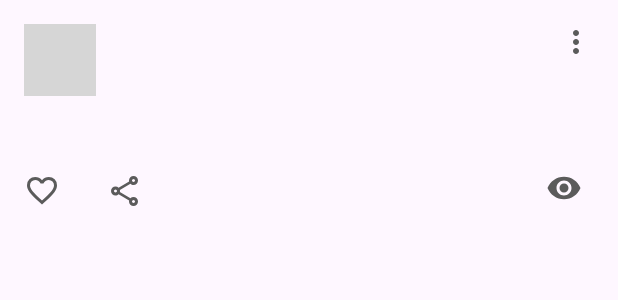
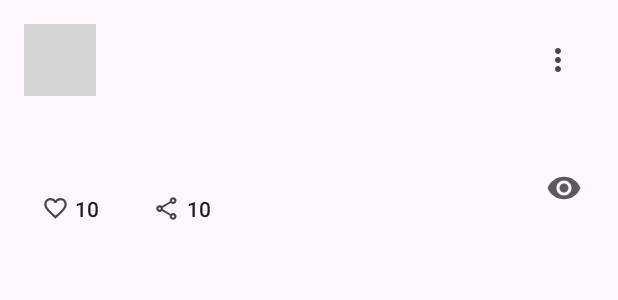
Before and after one commit to Lileput/HWAndroid-1.1, an Android app: the layout card_post.xml on its own in the app's theme, with its tools: preview values and no code run, on a phone screen of 412 x 824 dp. Shown: the top 300 px of the screen. Run offline under Robolectric (Android 15) with nearby library versions, the phone set to English and light mode, and no system bars; grey boxes are pictures that could not be loaded.

Commit message:
add Material Design

```diff
--- a/app/src/main/java/ru/netology/nmedia/adapter/PostAdapter.kt
+++ b/app/src/main/java/ru/netology/nmedia/adapter/PostAdapter.kt
@@ -44,13 +44,12 @@ class PostViewHolder(
             published.text = post.published
             content.text = post.content
             countEyes.text = ShortNumberFormatter.format(post.views)
-            countLikes.text = ShortNumberFormatter.format(post.likes)
-            countReposts.text = ShortNumberFormatter.format(post.share)
-            if (post.likeByMe) {
-                likes.setImageResource(R.drawable.ic_liked_red_24)
-            } else {
-                likes.setImageResource(R.drawable.ic_outline_like_24)
-            }
+            likes.text = ShortNumberFormatter.format(post.likes)
+            reposts.text = ShortNumberFormatter.format(post.share)
+
+            likes.isChecked = post.likeByMe
+            reposts.isChecked = post.shareByMe
+
             likes.setOnClickListener {
                 onInteractionListener.like(post)
             }
@@ -62,15 +61,17 @@ class PostViewHolder(
                 PopupMenu(it.context, it).apply {
                     inflate(R.menu.menu_post)
                     setOnMenuItemClickListener { item ->
-                        when(item.itemId) {
+                        when (item.itemId) {
                             R.id.remove -> {
                                 onInteractionListener.remove(post)
                                 true
                             }
+
                             R.id.edit -> {
                                 onInteractionListener.edit(post)
                                 true
                             }
+
                             else -> false
                         }
                     }
--- a/app/src/main/java/ru/netology/nmedia/dto/Post.kt
+++ b/app/src/main/java/ru/netology/nmedia/dto/Post.kt
@@ -9,4 +9,5 @@ data class Post(
     val share: Int = 0,
     val views: Int = 0,
     val likeByMe: Boolean = false,
+    val shareByMe: Boolean = false,
 )
--- a/app/src/main/java/ru/netology/nmedia/repository/PostRepositoryInMemory.kt
+++ b/app/src/main/java/ru/netology/nmedia/repository/PostRepositoryInMemory.kt
@@ -102,7 +102,12 @@ class PostRepositoryInMemory : PostRepository {
         posts = posts.map { post ->
             if (post.id == id) {
                 post.copy(
-                    share = post.share + 1
+                    shareByMe = !post.shareByMe,
+                    share = if (post.shareByMe) {
+                        post.share - 1
+                    } else {
+                        post.share + 1
+                    }
                 )
             } else {
                 post
--- /dev/null
+++ b/app/src/main/res/color/like_color.xml
@@ -0,0 +1,5 @@
+<?xml version="1.0" encoding="utf-8"?>
+<selector xmlns:android="http://schemas.android.com/apk/res/android">
+    <item android:color="#ff0000" android:state_checked="true"/>
+    <item android:color="?attr/colorControlNormal"/>
+</selector>
--- /dev/null
+++ b/app/src/main/res/color/share_color.xml
@@ -0,0 +1,5 @@
+<?xml version="1.0" encoding="utf-8"?>
+<selector xmlns:android="http://schemas.android.com/apk/res/android">
+    <item android:color="#0000ff" android:state_checked="true"/>
+    <item android:color="?attr/colorControlNormal"/>
+</selector>
--- /dev/null
+++ b/app/src/main/res/drawable/ic_baseline_more_vert_24.xml
@@ -0,0 +1,5 @@
+<vector xmlns:android="http://schemas.android.com/apk/res/android" android:height="24dp" android:tint="#0000FF" android:viewportHeight="24" android:viewportWidth="24" android:width="24dp">
+
+    <path android:fillColor="@android:color/white" android:pathData="M12,8c1.1,0 2,-0.9 2,-2s-0.9,-2 -2,-2 -2,0.9 -2,2 0.9,2 2,2zM12,10c-1.1,0 -2,0.9 -2,2s0.9,2 2,2 2,-0.9 2,-2 -0.9,-2 -2,-2zM12,16c-1.1,0 -2,0.9 -2,2s0.9,2 2,2 2,-0.9 2,-2 -0.9,-2 -2,-2z"/>
+
+</vector>
--- /dev/null
+++ b/app/src/main/res/drawable/ic_share_blue_24.xml
@@ -0,0 +1,5 @@
+<vector xmlns:android="http://schemas.android.com/apk/res/android" android:height="24dp" android:tint="#0000FF" android:viewportHeight="24" android:viewportWidth="24" android:width="24dp">
+
+    <path android:fillColor="@android:color/white" android:pathData="M18,16.08c-0.76,0 -1.44,0.3 -1.96,0.77L8.91,12.7c0.05,-0.23 0.09,-0.46 0.09,-0.7s-0.04,-0.47 -0.09,-0.7l7.05,-4.11c0.54,0.5 1.25,0.81 2.04,0.81 1.66,0 3,-1.34 3,-3s-1.34,-3 -3,-3 -3,1.34 -3,3c0,0.24 0.04,0.47 0.09,0.7L8.04,9.81C7.5,9.31 6.79,9 6,9c-1.66,0 -3,1.34 -3,3s1.34,3 3,3c0.79,0 1.5,-0.31 2.04,-0.81l7.12,4.16c-0.05,0.21 -0.08,0.43 -0.08,0.65 0,1.61 1.31,2.92 2.92,2.92 1.61,0 2.92,-1.31 2.92,-2.92s-1.31,-2.92 -2.92,-2.92z"/>
+
+</vector>
--- /dev/null
+++ b/app/src/main/res/drawable/like_selector.xml
@@ -0,0 +1,5 @@
+<?xml version="1.0" encoding="utf-8"?>
+<selector xmlns:android="http://schemas.android.com/apk/res/android">
+    <item android:drawable="@drawable/ic_liked_red_24" android:state_checked="true"/>
+    <item android:drawable="@drawable/ic_outline_like_24"/>
+</selector>
--- /dev/null
+++ b/app/src/main/res/drawable/share_selector.xml
@@ -0,0 +1,5 @@
+<?xml version="1.0" encoding="utf-8"?>
+<selector xmlns:android="http://schemas.android.com/apk/res/android">
+    <item android:drawable="@drawable/ic_share_blue_24" android:state_checked="true"/>
+    <item android:drawable="@drawable/ic_outline_share_24"/>
+</selector>
--- a/app/src/main/res/layout/card_post.xml
+++ b/app/src/main/res/layout/card_post.xml
@@ -43,15 +43,25 @@
         app:layout_constraintTop_toBottomOf="@id/author"
         tools:text="@sample/posts.json/data/published" />
 
-    <ImageButton
+    <com.google.android.material.button.MaterialButton
         android:id="@+id/menu"
-        android:layout_width="wrap_content"
-        android:layout_height="wrap_content"
-        android:background="@android:color/transparent"
+        style="@style/Widget.AppTheme.OptionButton"
+        android:layout_width="48dp"
+        android:layout_height="48dp"
+        android:minWidth="0dp"
+        android:minHeight="0dp"
+        android:insetTop="0dp"
+        android:insetBottom="0dp"
         android:contentDescription="TODO"
+        app:icon="@drawable/ic_more_vert_24"
+        app:iconPadding="0dp"
+        app:iconGravity="textStart"
+        app:iconSize="24dp"
+        app:backgroundTint="?attr/colorSurface"
+        app:rippleColor="@color/blueaqua"
+        app:cornerRadius="20dp"
         app:layout_constraintEnd_toEndOf="parent"
-        app:layout_constraintTop_toTopOf="parent"
-        app:srcCompat="@drawable/ic_more_vert_24" />
+        app:layout_constraintTop_toTopOf="parent" />
 
     <androidx.constraintlayout.widget.Barrier
         android:id="@+id/barrierHeader"
@@ -75,50 +85,37 @@
         app:barrierDirection="bottom"
         app:constraint_referenced_ids="content" />
 
-    <ImageButton
+    <com.google.android.material.button.MaterialButton
         android:id="@+id/likes"
+        style="@style/Widget.AppTheme.LikeButton"
+        android:minWidth="0dp"
         android:layout_width="wrap_content"
         android:layout_height="wrap_content"
         android:layout_marginVertical="@dimen/common_margin"
         android:layout_marginTop="@dimen/common_margin"
-        android:background="@android:color/transparent"
+        app:icon="@drawable/like_selector"
         android:contentDescription="TODO"
+        android:checkable="true"
         app:layout_constraintStart_toStartOf="parent"
+        app:iconPadding="4dp"
         app:layout_constraintTop_toBottomOf="@id/barrierFooter"
-        app:srcCompat="@drawable/ic_outline_like_24" />
+        tools:text="10"/>
 
-    <TextView
-        android:id="@+id/countLikes"
+    <com.google.android.material.button.MaterialButton
+        android:id="@+id/reposts"
+        style="@style/Widget.AppTheme.ShareButton"
+        android:minWidth="0dp"
         android:layout_width="wrap_content"
         android:layout_height="wrap_content"
         android:layout_marginVertical="@dimen/common_margin"
         android:layout_marginStart="8dp"
-        android:text=""
-        app:layout_constraintBottom_toBottomOf="@id/likes"
+        android:contentDescription="TODO"
+        android:checkable="true"
+        app:icon="@drawable/share_selector"
+        app:iconPadding="4dp"
         app:layout_constraintStart_toEndOf="@id/likes"
-        app:layout_constraintTop_toTopOf="@id/likes" />
-
-    <ImageButton
-        android:id="@+id/reposts"
-        android:layout_width="wrap_content"
-        android:layout_height="wrap_content"
-        android:layout_marginVertical="@dimen/common_margin"
-        android:layout_marginStart="24dp"
-        android:background="@android:color/transparent"
-        android:contentDescription="TODO"
-        app:layout_constraintStart_toEndOf="@id/countLikes"
         app:layout_constraintTop_toBottomOf="@id/barrierFooter"
-        app:srcCompat="@drawable/ic_outline_share_24" />
-
-    <TextView
-        android:id="@+id/countReposts"
-        android:layout_width="wrap_content"
-        android:layout_height="wrap_content"
-        android:layout_marginStart="8dp"
-        android:text=""
-        app:layout_constraintBottom_toBottomOf="@id/reposts"
-        app:layout_constraintStart_toEndOf="@id/reposts"
-        app:layout_constraintTop_toTopOf="@id/reposts" />
+        tools:text="10"/>
 
     <TextView
         android:id="@+id/countEyes"
--- a/app/src/main/res/values/colors.xml
+++ b/app/src/main/res/values/colors.xml
@@ -2,4 +2,7 @@
 <resources>
     <color name="black">#FF000000</color>
     <color name="white">#FFFFFFFF</color>
+    <color name="blueaqua">#ADD8E6</color>
+    <color name="light_blue_200">#81D4FA</color>
+    <color name="share_color_alpha_20">#3381D4FA</color>
 </resources>
--- /dev/null
+++ b/app/src/main/res/values/styles.xml
@@ -0,0 +1,20 @@
+<?xml version="1.0" encoding="utf-8"?>
+<resources>
+    <style name="Widget.AppTheme.LikeCheckBox" parent="Widget.Material3.CompoundButton.CheckBox">
+        <item name="buttonTint">@color/like_color</item>
+    </style>
+
+    <style name="Widget.AppTheme.LikeButton" parent="Widget.Material3.Button.TextButton.Icon">
+        <item name="iconTint">@color/like_color</item>
+    </style>
+
+    <style name="Widget.AppTheme.ShareButton" parent="Widget.Material3.Button.TextButton.Icon">
+        <item name="iconTint">@color/share_color</item>
+    </style>
+
+    <style name="Widget.AppTheme.OptionButton" parent="Widget.Material3.FloatingActionButton.Primary">
+        <item name="iconTint">@color/share_color</item>
+    </style>
+
+
+</resources>
```
